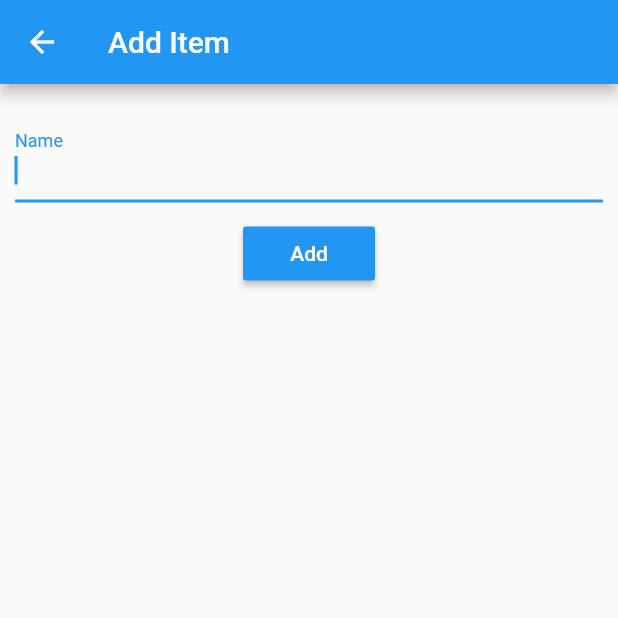
After one commit to phcp/flutter-meetup-sample, a Flutter app: the AddItemScreen screen opened directly, on a phone screen of 412 x 824 dp, the top half of it. The commit adds this screen. Run offline on Flutter 3.47's test engine with Material 2 defaults, Android fonts, the phone set to English and light mode, and no system bars; our stand-ins replace shared_preferences; accounts and stored records are empty.

Commit message:
Create Add Item screen

```diff
--- a/lib/actions/request_actions.dart
+++ b/lib/actions/request_actions.dart
@@ -6,11 +6,11 @@ import 'package:meetup_sample/models/item.dart';
 class RequestActions {
 
   static Future<List<Item>> fetchItems() async {
-    var response = await get('https://7cb4568b-c607-4743-821a-f64b8e2608d3.mock.pstmn.io/get-items');
+    var response = await get('https://7cd67769-7891-463b-96e5-8026538f7ae8.mock.pstmn.io/get-items');
 
-    var itemsJson = json.decode(response.body);
+    var items = json.decode(response.body) as List;
 
-    return (itemsJson as List).map((item) => new Item.fromJson(item)).toList();
+    return items.map((item) => new Item.fromJson(item)).toList();
   }
 
 }
--- a/lib/models/item.dart
+++ b/lib/models/item.dart
@@ -2,12 +2,9 @@ class Item {
   final int id;
   final String name;
 
-  Item({this.id, this.name});
+  Item(this.id, this.name);
 
   factory Item.fromJson(Map<String, dynamic> json) {
-    return new Item(
-      id: json['id'],
-      name: json['name'],
-    );
+    return new Item(json['id'], json['name']);
   }
 }
--- /dev/null
+++ b/lib/screens/add_item_screen.dart
@@ -0,0 +1,69 @@
+import 'package:flutter/material.dart';
+import 'package:meetup_sample/models/item.dart';
+import 'package:meetup_sample/widgets/custom_button.dart';
+import 'package:meetup_sample/widgets/custom_text_field.dart';
+
+class AddItemScreen extends StatefulWidget {
+
+  AddItemScreen({
+    Key key,
+    this.nextItemId,
+  }) : super(key: key);
+
+  final int nextItemId;
+
+  @override
+  State<StatefulWidget> createState() => new _AddItemScreenState(nextItemId);
+
+}
+
+class _AddItemScreenState extends State<AddItemScreen> {
+
+  _AddItemScreenState(
+    this.nextItemId
+  );
+
+  final int nextItemId;
+  final GlobalKey<ScaffoldState> _scaffoldKey = new GlobalKey();
+  final TextEditingController _nameController = new TextEditingController();
+
+  @override
+  Widget build(BuildContext context) {
+    return new Scaffold(
+      appBar: new AppBar(
+        title: new Text('Add Item'),
+      ),
+      body: new Padding(
+        padding: new EdgeInsets.all(10.0),
+        child: new Column(
+          children: <Widget>[
+            new CustomTextField(
+              label: 'Name',
+              controller: _nameController,
+            ),
+            new CustomButton(
+              text: 'Add',
+              onPressed: _onAddButtonPressed,
+            ),
+          ],
+        ),
+      ),
+      key: _scaffoldKey,
+    );
+  }
+
+  void _onAddButtonPressed() {
+    if(_nameController.text.isEmpty) {
+      final snackBar = new SnackBar(
+        content: new Text('Name is required.'),
+        backgroundColor: Colors.redAccent,
+      );
+
+      _scaffoldKey.currentState.showSnackBar(snackBar);
+    }
+    else {
+      Navigator.pop(context, new Item(nextItemId, _nameController.text));
+    }
+  }
+
+}
```
Also changed, not shown: lib/screens/home_screen.dart (+23 -7 lines).
